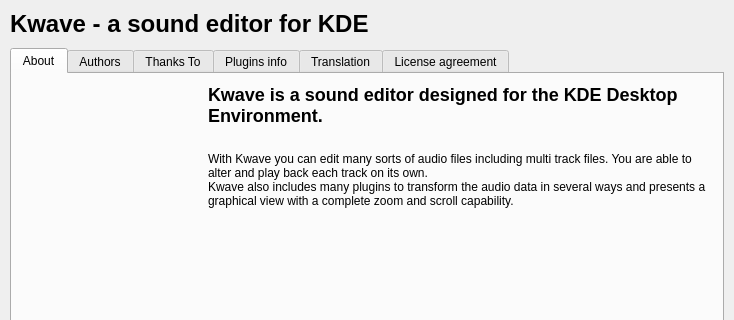
KDE/kwave, file plugins/about/AboutDialogBase.ui: the form before one commit; both pictures show x 0 to 734 and y 0 to 320 of the 734 by 586 pixel window.
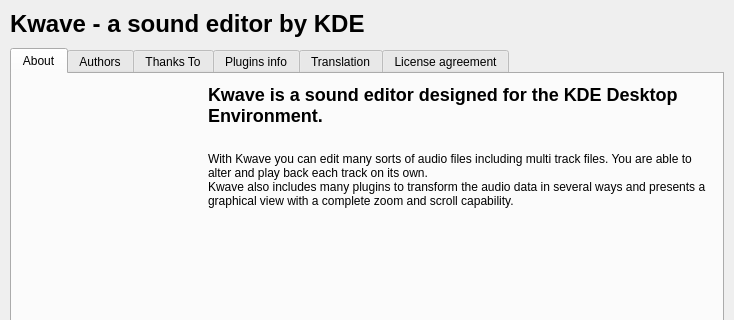
The form after the commit. Custom widgets are drawn as their Qt base class.

Patch:
```diff
--- a/plugins/about/AboutDialogBase.ui
+++ b/plugins/about/AboutDialogBase.ui
@@ -53,7 +53,7 @@
       <enum>QFrame::NoFrame</enum>
      </property>
      <property name="text">
-      <string>&lt;h1&gt;Kwave - a sound editor for KDE&lt;/h1&gt;</string>
+      <string>&lt;h1&gt;Kwave - a sound editor by KDE&lt;/h1&gt;</string>
      </property>
      <property name="wordWrap">
       <bool>false</bool>
```
